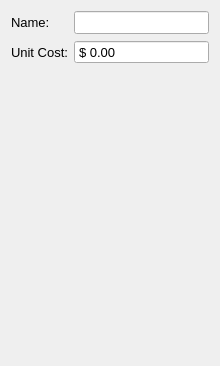
First picture: the form in gui_purchase.ui, repository Redent0r/Libra, before the edit.
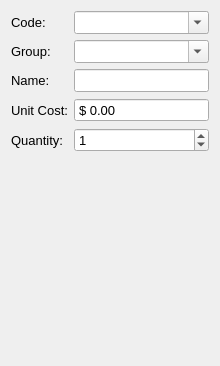
Second picture: the form after the edit. Icons and pictures are not drawn.

Commit message: big update to purchase gui, several features added

```diff
--- a/gui_purchase.ui
+++ b/gui_purchase.ui
@@ -63,27 +63,55 @@
       <enum>QFormLayout::AllNonFixedFieldsGrow</enum>
      </property>
      <item row="0" column="0">
+      <widget class="QLabel" name="label">
+       <property name="text">
+        <string>Code:</string>
+       </property>
+      </widget>
+     </item>
+     <item row="0" column="1">
+      <widget class="QComboBox" name="cmBoxCode">
+       <property name="editable">
+        <bool>true</bool>
+       </property>
+      </widget>
+     </item>
+     <item row="1" column="0">
+      <widget class="QLabel" name="label_11">
+       <property name="text">
+        <string>Group:</string>
+       </property>
+      </widget>
+     </item>
+     <item row="1" column="1">
+      <widget class="QComboBox" name="cmboxGroup">
+       <property name="editable">
+        <bool>true</bool>
+       </property>
+      </widget>
+     </item>
+     <item row="2" column="0">
       <widget class="QLabel" name="label_2">
        <property name="text">
         <string>Name:</string>
        </property>
       </widget>
      </item>
-     <item row="0" column="1">
+     <item row="2" column="1">
       <widget class="QLineEdit" name="leditName">
        <property name="placeholderText">
         <string/>
        </property>
       </widget>
      </item>
-     <item row="2" column="0">
+     <item row="4" column="0">
       <widget class="QLabel" name="label_5">
        <property name="text">
         <string>Unit Cost:</string>
        </property>
       </widget>
      </item>
-     <item row="2" column="1">
+     <item row="4" column="1">
       <widget class="QDoubleSpinBox" name="spnboxCost">
        <property name="buttonSymbols">
         <enum>QAbstractSpinBox::NoButtons</enum>
@@ -105,6 +133,47 @@
        </property>
       </widget>
      </item>
+     <item row="5" column="0">
+      <widget class="QLabel" name="label_3">
+       <property name="text">
+        <string>Quantity:</string>
+       </property>
+      </widget>
+     </item>
+     <item row="5" column="1">
+      <widget class="QSpinBox" name="spnBoxQuantity">
+       <property name="sizePolicy">
+        <sizepolicy hsizetype="Minimum" vsizetype="Fixed">
+         <horstretch>0</horstretch>
+         <verstretch>0</verstretch>
+        </sizepolicy>
+       </property>
+       <property name="minimumSize">
+        <size>
+         <width>0</width>
+         <height>0</height>
+        </size>
+       </property>
+       <property name="wrapping">
+        <bool>false</bool>
+       </property>
+       <property name="frame">
+        <bool>true</bool>
+       </property>
+       <property name="buttonSymbols">
+        <enum>QAbstractSpinBox::UpDownArrows</enum>
+       </property>
+       <property name="accelerated">
+        <bool>false</bool>
+       </property>
+       <property name="maximum">
+        <number>999999</number>
+       </property>
+       <property name="value">
+        <number>1</number>
+       </property>
+      </widget>
+     </item>
     </layout>
    </item>
   </layout>
```
The commit also changes 3 other files.
